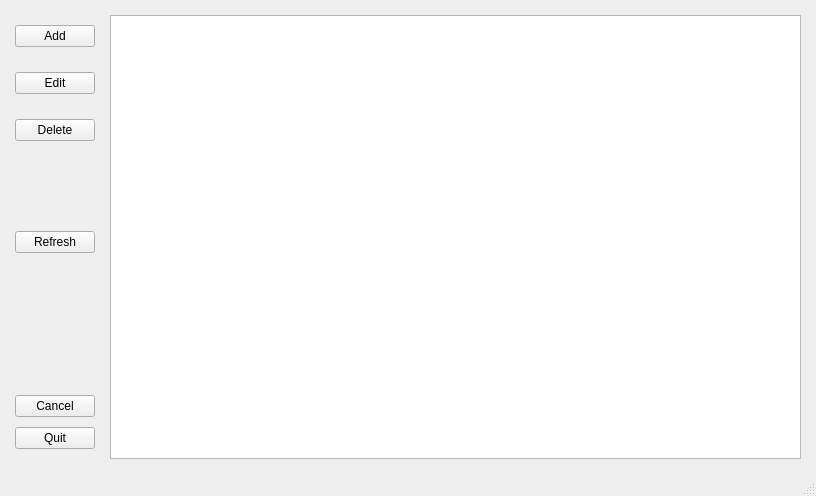
Old version of the form Passer/datawindow.ui in the repository gwentenjoyer/Passer.
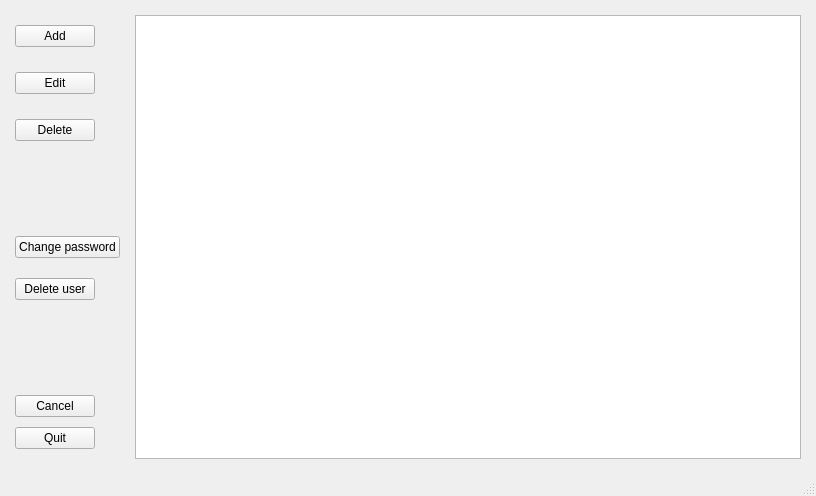
New version of the form.

Commit message: renamed windowcreate to windowlogin, getquerymodel() moved to sqlite class, fixed not updating data in table after changes, deleted Refresh button, added copySlot, password clears when logged out, delete accounts, added checkbox show password, etc

```diff
--- a/Passer/datawindow.ui
+++ b/Passer/datawindow.ui
@@ -82,32 +82,9 @@
           </property>
          </widget>
         </item>
-        <item row="4" column="0">
-         <widget class="QPushButton" name="pbRefresh">
-          <property name="cursor">
-           <cursorShape>PointingHandCursor</cursorShape>
-          </property>
-          <property name="text">
-           <string>Refresh</string>
-          </property>
-         </widget>
-        </item>
-        <item row="3" column="0">
-         <spacer name="verticalSpacer_2">
-          <property name="orientation">
-           <enum>Qt::Vertical</enum>
-          </property>
-          <property name="sizeHint" stdset="0">
-           <size>
-            <width>20</width>
-            <height>40</height>
-           </size>
-          </property>
-         </spacer>
-        </item>
        </layout>
       </item>
-      <item row="1" column="0">
+      <item row="4" column="0">
        <spacer name="verticalSpacer">
         <property name="orientation">
          <enum>Qt::Vertical</enum>
@@ -120,7 +97,7 @@
         </property>
        </spacer>
       </item>
-      <item row="2" column="0">
+      <item row="5" column="0">
        <layout class="QFormLayout" name="formLayout_2">
         <property name="verticalSpacing">
          <number>10</number>
@@ -147,6 +124,33 @@
         </item>
        </layout>
       </item>
+      <item row="2" column="0">
+       <widget class="QPushButton" name="pbChangePassword">
+        <property name="text">
+         <string>Change password</string>
+        </property>
+       </widget>
+      </item>
+      <item row="3" column="0">
+       <widget class="QPushButton" name="pbDeleteUser">
+        <property name="text">
+         <string>Delete user</string>
+        </property>
+       </widget>
+      </item>
+      <item row="1" column="0">
+       <spacer name="verticalSpacer_2">
+        <property name="orientation">
+         <enum>Qt::Vertical</enum>
+        </property>
+        <property name="sizeHint" stdset="0">
+         <size>
+          <width>20</width>
+          <height>40</height>
+         </size>
+        </property>
+       </spacer>
+      </item>
      </layout>
     </item>
     <item row="0" column="1">
```
The commit also changes 13 other files.
